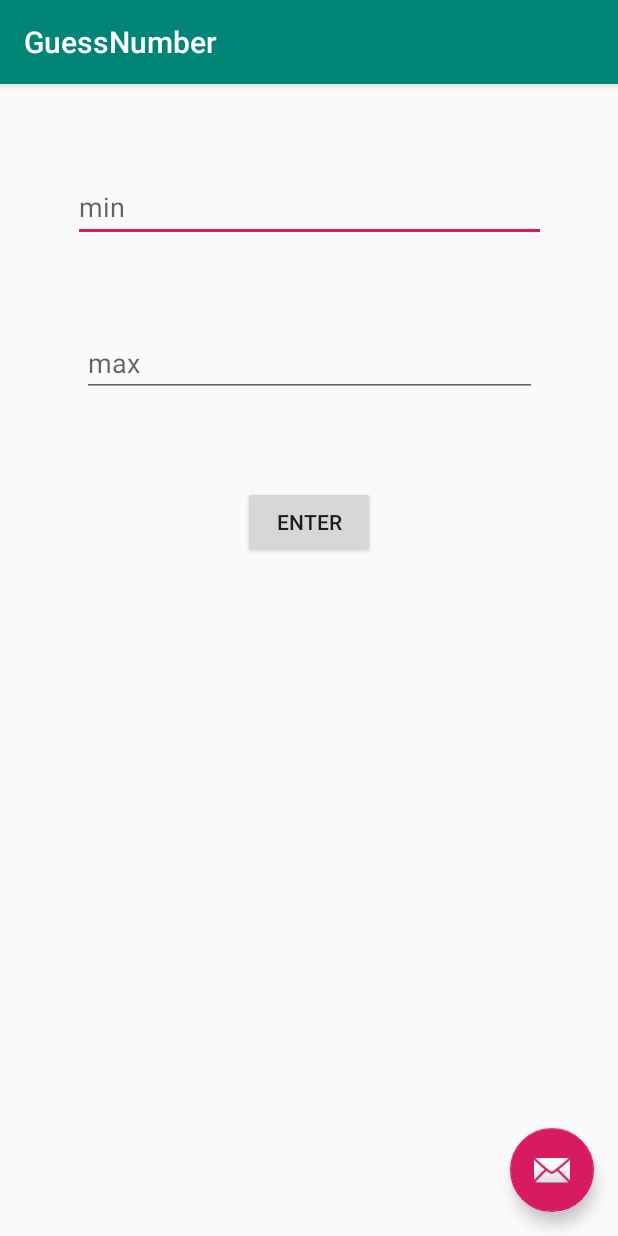
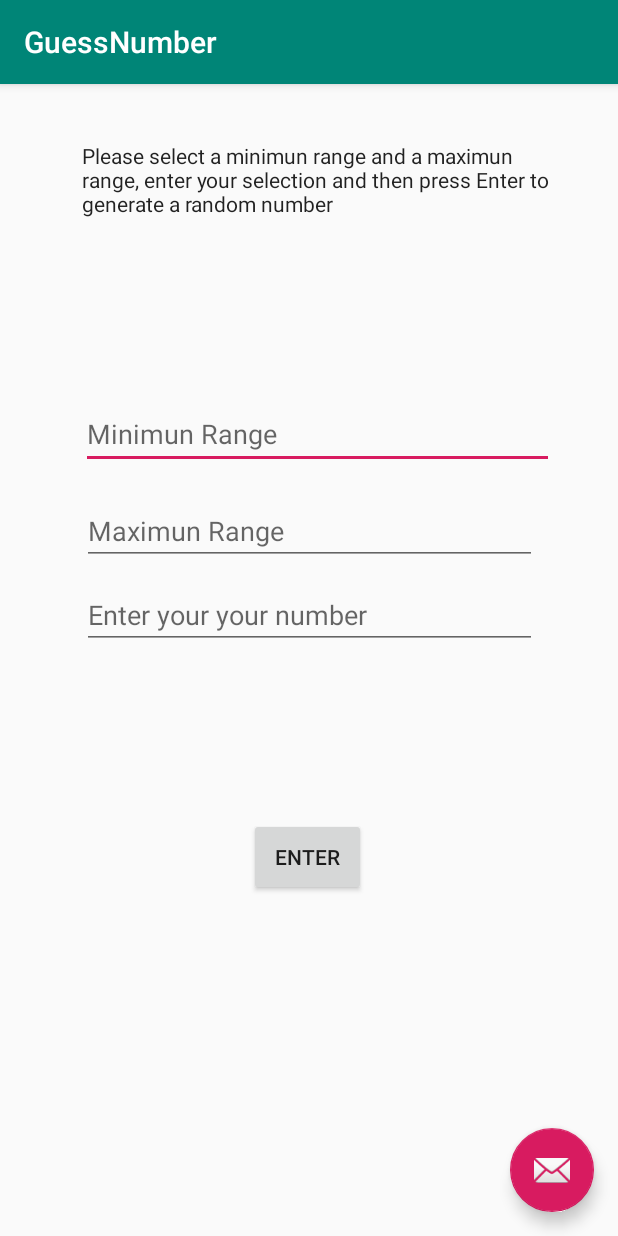
Before and after one commit to abiancu/PlayTime, an Android app: the GuessNumber screen opened directly, with no data from a screen before it, on a phone screen of 412 x 824 dp. Run offline under Robolectric (Android 15) with nearby library versions, the phone set to English and light mode, and no system bars.

Commit message:
Guess Number activity phase 1

```diff
--- a/app/src/main/java/com/example/playtime/GuessNumber.java
+++ b/app/src/main/java/com/example/playtime/GuessNumber.java
@@ -32,19 +32,6 @@ public class GuessNumber extends AppCompatActivity implements View.OnClickListen
         setSupportActionBar(toolbar);
 
 
-        /*Variables */
-        et_min = findViewById(R.id.et_min);
-        et_max = findViewById(R.id.et_max);
-        btn_Enter = findViewById(R.id.btnEnter);
-        tv_output = findViewById(R.id.tv_output);
-
-        /*seeding random numbers*/
-        rand = new Random();
-        btn_Enter.setOnClickListener(this);
-
-
-
-
         FloatingActionButton fab = findViewById(R.id.fab);
         fab.setOnClickListener(new View.OnClickListener() {
             @Override
@@ -53,17 +40,30 @@ public class GuessNumber extends AppCompatActivity implements View.OnClickListen
                         .setAction("Action", null).show();
             }
         });
+
+        rand = new Random();
+
+        /*Variables */
+        et_min = findViewById(R.id.et_min);
+        et_max = findViewById(R.id.et_max);
+        btn_Enter = findViewById(R.id.btnEnter);
+        tv_output = findViewById(R.id.tv_output);
+
+        btn_Enter.setOnClickListener(this);
+
+
     }
+
 
     @Override
     public void onClick(View v) {
-        /*local variables*/
+        //local variables
         String tempMin, tempMax;
 
         tempMin = et_min.getText().toString();
         tempMax = et_max.getText().toString();
 
-        if(tempMin.equals("") && !tempMax.equals("")){
+        if(!tempMin.equals("") && !tempMax.equals("")){
             min = Integer.parseInt(tempMin);
             max = Integer.parseInt(tempMax);
 
@@ -72,7 +72,7 @@ public class GuessNumber extends AppCompatActivity implements View.OnClickListen
                 output = rand.nextInt((max - min) + 1) + min;
 
                 //displaying the number
-                tv_output.setText(output);
+                tv_output.setText("" + output);
             }
 
         }
--- a/app/src/main/java/com/example/playtime/NameCapital.java
+++ b/app/src/main/java/com/example/playtime/NameCapital.java
@@ -36,6 +36,9 @@ public class NameCapital extends AppCompatActivity{
         });
 
 
+        TextView county = findViewById(R.id.txtCountry);
+        TextView capital = findViewById(R.id.txtCapital);
+        Button btn_ncEnter = findViewById(R.id.btn_ncEnter);
     }
 
 }
--- a/app/src/main/res/layout/content_guess_number.xml
+++ b/app/src/main/res/layout/content_guess_number.xml
@@ -10,28 +10,29 @@
 
     <Button
         android:id="@+id/btnEnter"
-        android:layout_width="wrap_content"
-        android:layout_height="wrap_content"
-        android:layout_marginTop="221dp"
-        android:layout_marginBottom="406dp"
+        android:layout_width="78dp"
+        android:layout_height="52dp"
         android:text="Enter"
         app:layout_constraintBottom_toBottomOf="parent"
         app:layout_constraintEnd_toEndOf="parent"
-        app:layout_constraintHorizontal_bias="0.5"
+        app:layout_constraintHorizontal_bias="0.498"
         app:layout_constraintStart_toStartOf="parent"
         app:layout_constraintTop_toTopOf="parent"
+        app:layout_constraintVertical_bias="0.683"
         tools:ignore="MissingConstraints" />
 
     <EditText
         android:id="@+id/et_min"
         android:layout_width="315dp"
         android:layout_height="46dp"
+        android:layout_marginTop="164dp"
+        android:layout_marginBottom="465dp"
         android:ems="10"
-        android:hint="min"
+        android:hint="@string/min"
         android:inputType="numberSigned"
-        app:layout_constraintBottom_toTopOf="@+id/et_max"
+        app:layout_constraintBottom_toBottomOf="parent"
         app:layout_constraintEnd_toEndOf="parent"
-        app:layout_constraintHorizontal_bias="0.5"
+        app:layout_constraintHorizontal_bias="0.562"
         app:layout_constraintStart_toStartOf="parent"
         app:layout_constraintTop_toTopOf="parent" />
 
@@ -40,13 +41,27 @@
         android:layout_width="303dp"
         android:layout_height="43dp"
         android:ems="10"
-        android:hint="max"
+        android:hint="@string/max"
         android:inputType="numberSigned"
         app:layout_constraintBottom_toTopOf="@+id/btnEnter"
         app:layout_constraintEnd_toEndOf="parent"
-        app:layout_constraintHorizontal_bias="0.5"
         app:layout_constraintStart_toStartOf="parent"
-        app:layout_constraintTop_toBottomOf="@+id/et_min" />
+        app:layout_constraintTop_toBottomOf="@+id/et_min"
+        app:layout_constraintVertical_bias="0.109" />
+
+    <EditText
+        android:id="@+id/userSelc"
+        android:layout_width="303dp"
+        android:layout_height="43dp"
+        android:layout_marginTop="287dp"
+        android:layout_marginBottom="345dp"
+        android:ems="10"
+        android:hint="@string/yourSelc"
+        android:inputType="number"
+        app:layout_constraintBottom_toBottomOf="parent"
+        app:layout_constraintEnd_toEndOf="parent"
+        app:layout_constraintStart_toStartOf="parent"
+        app:layout_constraintTop_toTopOf="parent" />
 
     <TextView
         android:id="@+id/tv_output"
@@ -56,8 +71,24 @@
         android:textSize="30sp"
         app:layout_constraintBottom_toBottomOf="parent"
         app:layout_constraintEnd_toEndOf="parent"
+        app:layout_constraintHorizontal_bias="0.498"
         app:layout_constraintStart_toStartOf="parent"
         app:layout_constraintTop_toBottomOf="@+id/btnEnter"
-        app:layout_constraintVertical_bias="0.211" />
+        app:layout_constraintVertical_bias="0.356" />
+
+    <TextView
+        android:id="@+id/textView2"
+        style="@style/TextAppearance.AppCompat"
+        android:layout_width="317dp"
+        android:layout_height="101dp"
+
+        android:text="@string/instructions"
+        app:layout_constraintBottom_toBottomOf="parent"
+        app:layout_constraintEnd_toEndOf="parent"
+        app:layout_constraintHorizontal_bias="0.578"
+        app:layout_constraintStart_toStartOf="parent"
+        app:layout_constraintTop_toTopOf="parent"
+        app:layout_constraintVertical_bias="0.057" />
+
 
 </androidx.constraintlayout.widget.ConstraintLayout>
--- a/app/src/main/res/values/strings.xml
+++ b/app/src/main/res/values/strings.xml
@@ -9,4 +9,8 @@
     <string name="btnG2">Name the Capital</string>
     <string name="title_activity_guess_number">GuessNumber</string>
     <string name="title_activity_name_capital">NameCapital</string>
+    <string name="min">Minimun Range</string>
+    <string name="max">Maximun Range</string>
+    <string name="yourSelc">Enter your your number</string>
+    <string name="instructions">Please select a minimun range and a maximun range, enter your selection and then press Enter to generate a random number</string>
 </resources>
```
